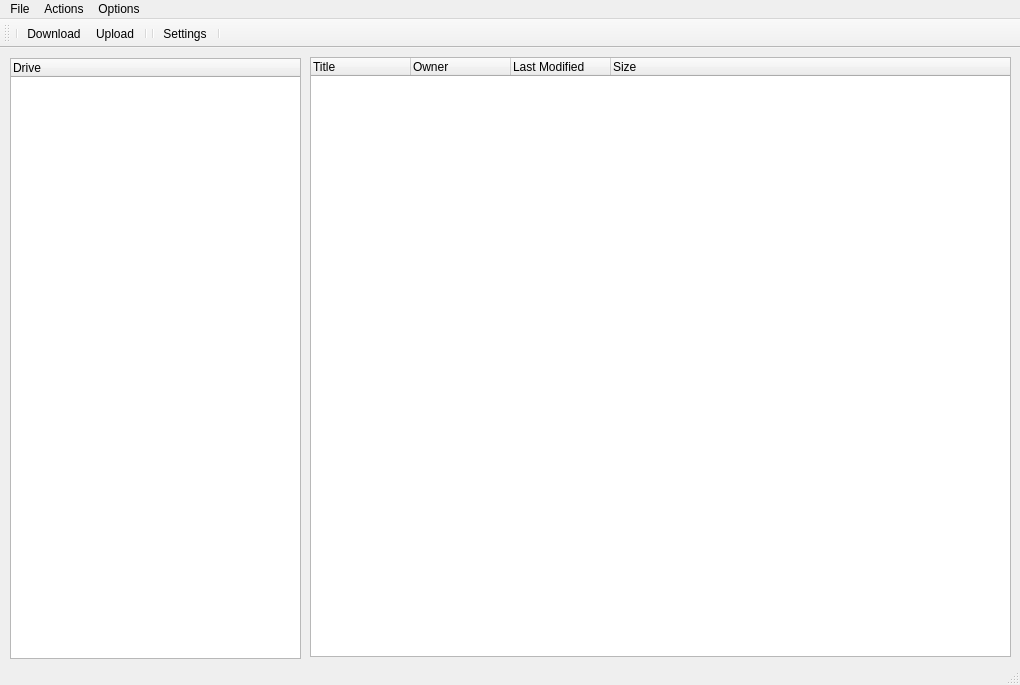
tranter/qt-google-drive, file mainwindow.ui: the form before one commit.
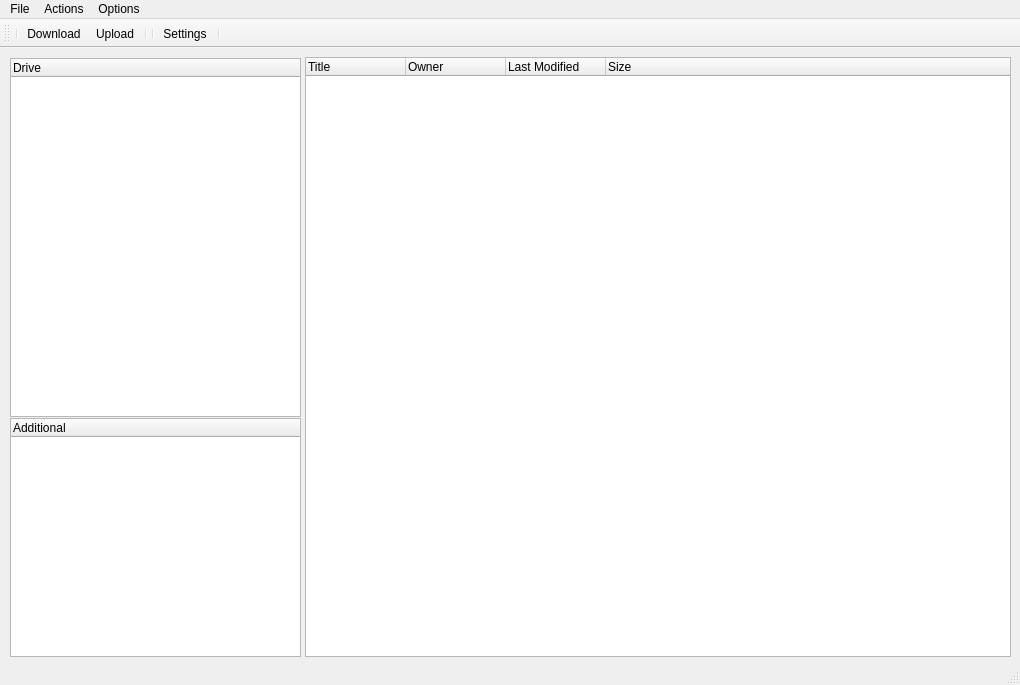
The form after the commit. Icons and pictures are not drawn.

Commit message: additional folder manager implementation add trash image additional items implementation

Patch:
```diff
--- a/mainwindow.ui
+++ b/mainwindow.ui
@@ -23,9 +23,9 @@
    <widget class="QTreeWidget" name="filesViewWidget">
     <property name="geometry">
      <rect>
-      <x>310</x>
+      <x>305</x>
       <y>9</y>
-      <width>701</width>
+      <width>706</width>
       <height>600</height>
      </rect>
     </property>
@@ -71,7 +71,7 @@
       <x>10</x>
       <y>10</y>
       <width>291</width>
-      <height>601</height>
+      <height>359</height>
      </rect>
     </property>
     <property name="animated">
@@ -83,6 +83,27 @@
      </property>
     </column>
    </widget>
+   <widget class="QTreeWidget" name="additionalFoldersView">
+    <property name="geometry">
+     <rect>
+      <x>10</x>
+      <y>370</y>
+      <width>291</width>
+      <height>239</height>
+     </rect>
+    </property>
+    <property name="cursor" stdset="0">
+     <cursorShape>PointingHandCursor</cursorShape>
+    </property>
+    <property name="animated">
+     <bool>true</bool>
+    </property>
+    <column>
+     <property name="text">
+      <string>Additional</string>
+     </property>
+    </column>
+   </widget>
   </widget>
   <widget class="QMenuBar" name="menuBar">
    <property name="geometry">
```
Left out of the diff: 13 changed lines with no effect on the pictures. The commit also changes 16 other files.
